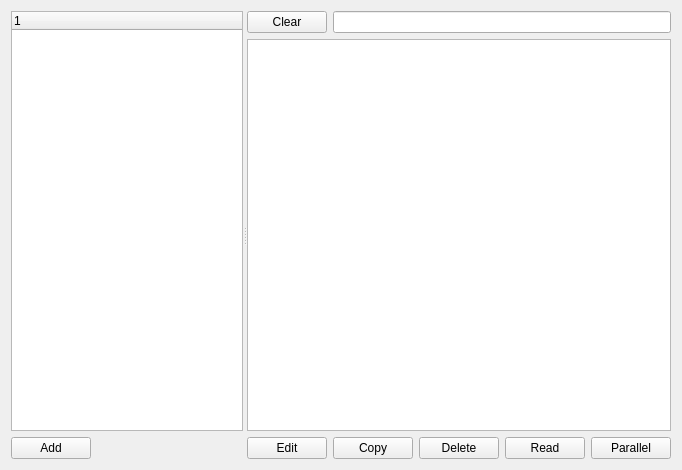
Before: the Qt Designer form qtdesigner/items.ui in t123/ReadingTool.Python, drawn with Qt 5.
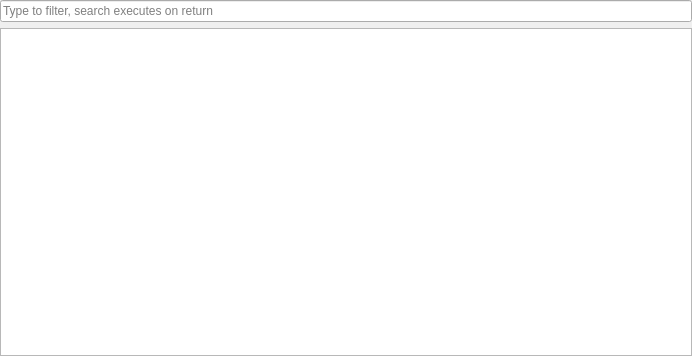
After: the same form once the commit is applied.

```diff
--- a/qtdesigner/items.ui
+++ b/qtdesigner/items.ui
@@ -6,151 +6,41 @@
    <rect>
     <x>0</x>
     <y>0</y>
-    <width>682</width>
-    <height>470</height>
+    <width>692</width>
+    <height>356</height>
    </rect>
   </property>
   <property name="windowTitle">
    <string>Form</string>
   </property>
-  <layout class="QVBoxLayout" name="verticalLayout_3">
+  <layout class="QVBoxLayout" name="verticalLayout">
+   <property name="spacing">
+    <number>6</number>
+   </property>
+   <property name="margin">
+    <number>0</number>
+   </property>
    <item>
-    <widget class="QSplitter" name="splitter">
-     <property name="orientation">
-      <enum>Qt::Horizontal</enum>
+    <widget class="QLineEdit" name="leFilter">
+     <property name="placeholderText">
+      <string>Type to filter, search executes on return</string>
      </property>
-     <property name="childrenCollapsible">
-      <bool>false</bool>
+    </widget>
+   </item>
+   <item>
+    <widget class="QTableWidget" name="twItems">
+     <property name="editTriggers">
+      <set>QAbstractItemView::NoEditTriggers</set>
      </property>
-     <widget class="QWidget" name="layoutWidget">
-      <layout class="QVBoxLayout" name="verticalLayout">
-       <item>
-        <widget class="QTreeWidget" name="tvFilter">
-         <column>
-          <property name="text">
-           <string notr="true">1</string>
-          </property>
-         </column>
-        </widget>
-       </item>
-       <item>
-        <layout class="QHBoxLayout" name="horizontalLayout">
-         <item>
-          <widget class="QPushButton" name="pbAdd">
-           <property name="text">
-            <string>Add</string>
-           </property>
-          </widget>
-         </item>
-         <item>
-          <spacer name="horizontalSpacer">
-           <property name="orientation">
-            <enum>Qt::Horizontal</enum>
-           </property>
-           <property name="sizeHint" stdset="0">
-            <size>
-             <width>40</width>
-             <height>20</height>
-            </size>
-           </property>
-          </spacer>
-         </item>
-        </layout>
-       </item>
-      </layout>
-     </widget>
-     <widget class="QWidget" name="layoutWidget">
-      <layout class="QVBoxLayout" name="verticalLayout_2">
-       <item>
-        <layout class="QHBoxLayout" name="horizontalLayout_3">
-         <item>
-          <widget class="QPushButton" name="pbClear">
-           <property name="text">
-            <string>Clear</string>
-           </property>
-          </widget>
-         </item>
-         <item>
-          <widget class="QLineEdit" name="leFilter"/>
-         </item>
-        </layout>
-       </item>
-       <item>
-        <widget class="QTableWidget" name="tItems">
-         <property name="editTriggers">
-          <set>QAbstractItemView::NoEditTriggers</set>
-         </property>
-         <property name="alternatingRowColors">
-          <bool>true</bool>
-         </property>
-         <property name="selectionMode">
-          <enum>QAbstractItemView::SingleSelection</enum>
-         </property>
-         <property name="selectionBehavior">
-          <enum>QAbstractItemView::SelectRows</enum>
-         </property>
-         <property name="showGrid">
-          <bool>true</bool>
-         </property>
-         <property name="sortingEnabled">
-          <bool>true</bool>
-         </property>
-        </widget>
-       </item>
-       <item>
-        <layout class="QHBoxLayout" name="horizontalLayout_2">
-         <item>
-          <widget class="QPushButton" name="pbEdit">
-           <property name="text">
-            <string>Edit</string>
-           </property>
-          </widget>
-         </item>
-         <item>
-          <widget class="QPushButton" name="pbCopy">
-           <property name="text">
-            <string>Copy</string>
-           </property>
-          </widget>
-         </item>
-         <item>
-          <widget class="QPushButton" name="pbDelete">
-           <property name="text">
-            <string>Delete</string>
-           </property>
-          </widget>
-         </item>
-         <item>
-          <widget class="QPushButton" name="pbRead">
-           <property name="text">
-            <string>Read</string>
-           </property>
-          </widget>
-         </item>
-         <item>
-          <widget class="QPushButton" name="pbReadParallel">
-           <property name="text">
-            <string>Parallel</string>
-           </property>
-          </widget>
-         </item>
-         <item>
-          <spacer name="horizontalSpacer_2">
-           <property name="orientation">
-            <enum>Qt::Horizontal</enum>
-           </property>
-           <property name="sizeHint" stdset="0">
-            <size>
-             <width>40</width>
-             <height>20</height>
-            </size>
-           </property>
-          </spacer>
-         </item>
-        </layout>
-       </item>
-      </layout>
-     </widget>
+     <property name="alternatingRowColors">
+      <bool>true</bool>
+     </property>
+     <property name="selectionMode">
+      <enum>QAbstractItemView::SingleSelection</enum>
+     </property>
+     <property name="selectionBehavior">
+      <enum>QAbstractItemView::SelectRows</enum>
+     </property>
     </widget>
    </item>
   </layout>
```
Left out of the diff: 8 changed lines with no effect on the pictures.
